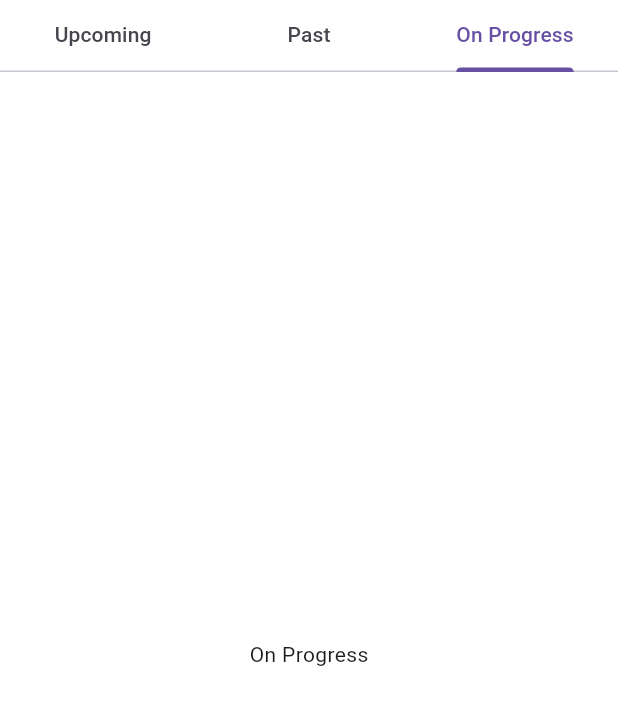
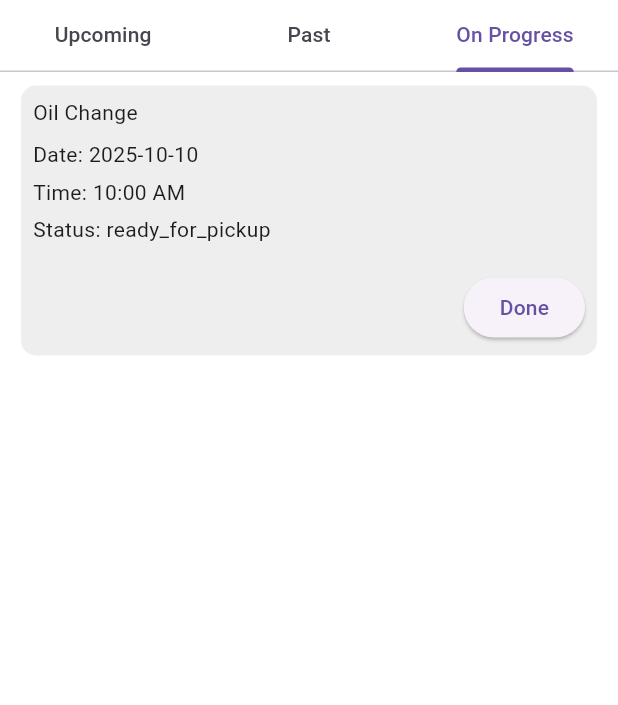
Before and after one commit to YiVon123/wms_mobile_application, a Flutter app: the SchedulePage screen opened directly, tab 3 chosen, on a phone screen of 412 x 824 dp. Shown: the top 705 px of the screen. Run offline on Flutter 3.47's test engine with Material 3 defaults, Android fonts, the light colour scheme and no system bars; our stand-ins replace curved_navigation_bar.

Commit message:
Change Event to Service Add past, on progress list and progress bar

```diff
--- a/lib/constants/colors.dart
+++ b/lib/constants/colors.dart
@@ -6,4 +6,5 @@ class AppColors {
   static const blue = Colors.blue;
   static const white = Colors.white;
   static final grey = Colors.grey[400]!;
+  static final lightGrey = Colors.grey[200]!;
 }
--- a/lib/main.dart
+++ b/lib/main.dart
@@ -1,7 +1,6 @@
 import 'package:flutter/material.dart';
-import 'package:curved_navigation_bar/curved_navigation_bar.dart';
 import 'package:provider/provider.dart';
-import 'package:wms_mobile_application/providers/event_provider.dart';
+import 'package:wms_mobile_application/providers/service_provider.dart';
 import 'screens/home_page.dart';
 import 'screens/schedule_page.dart';
 import 'screens/profile_page.dart';
@@ -13,7 +12,7 @@ void main() {
   runApp(
     ChangeNotifierProvider(
       // accessible for all pages
-        create: (context) => EventProvider(),
+        create: (context) => ServiceProvider(),
         child: const MyApp(),
     ),
   );
--- a/lib/models/event.dart
+++ b/lib/models/service.dart
@@ -1,5 +1,5 @@
 
-enum EventStatus {
+enum ServiceStatus {
   // upcoming
   pending, confirmed,
   // on progress
@@ -7,14 +7,14 @@ enum EventStatus {
   // past
   completed, cancelled}
 
-class Event{
+class Service{
   final String title;
   final String date;
   final String time;
   final DateTime dateTime;
-  EventStatus status;
+  ServiceStatus status;
 
-  Event ({
+  Service ({
     required this.title,
     required this.date,
     required this.time,
@@ -22,8 +22,8 @@ class Event{
     required this.status,
   });
 
-  void cancelEvent(){
-    status = EventStatus.cancelled;
+  void cancelservice(){
+    status = ServiceStatus.cancelled;
   }
 
 }
--- a/lib/providers/event_provider.dart
+++ /dev/null
@@ -1,85 +0,0 @@
-import 'package:flutter/material.dart';
-import 'package:wms_mobile_application/models/event.dart';
-
-class EventProvider extends ChangeNotifier {
-  final List<Event> _events = [
-    Event(
-      title: 'Car Maintenance',
-      date: '2025-01-01',
-      time: '10:00 AM',
-      dateTime: DateTime(2025, 1, 1, 10, 0),
-      status: EventStatus.completed,
-    ),
-    Event(
-      title: 'Oil Change',
-      date: '2025-01-10',
-      time: '10:00 AM',
-      dateTime: DateTime(2025, 1, 10, 10, 0),
-      status: EventStatus.ready_for_pickup,
-    ),
-    Event(
-      title: 'Tire Rotation',
-      date: '2025-01-30',
-      time: '10:00 AM',
-      dateTime: DateTime(2025, 1, 30, 10, 0),
-      status: EventStatus.pending,
-    ),
-  ];
-
-  List<Event> get events => _events;
-
-  List<Event> getUpcomingEvents() {
-    final now = DateTime.now();
-    return _events
-        .where(
-          (event) =>
-              event.dateTime.isAfter(now) &&
-              (event.status == EventStatus.pending ||
-                  event.status == EventStatus.confirmed),
-        )
-        .toList();
-  }
-
-  List<Event> getOnProgressEvents() {
-    final now = DateTime.now();
-    return _events
-        .where(
-          (event) =>
-              event.status == EventStatus.vehicle_received ||
-              event.status == EventStatus.diagnosing ||
-              event.status == EventStatus.in_progress ||
-              event.status == EventStatus.ready_for_pickup,
-        )
-        .toList();
-  }
-
-  List<Event> getPastEvents() {
-    final now = DateTime.now();
-    return _events
-        .where(
-          (event) =>
-              event.status == EventStatus.completed ||
-              event.status == EventStatus.cancelled,
-        )
-        .toList();
-  }
-
-  void addEvent(Event event) {
-    _events.add(event);
-    notifyListeners();
-  }
-
-  // getNotificationEvents()
-
-
-  // Method to update event status (e.g., cancel)
-  // void cancelEvent(String eventId) {
-  //   final index = _events.indexWhere((event) => event.id == eventId);
-  //   if (index != -1) {
-  //     _events[index].cancelEvent(); // Call the cancel method on the event object
-  //     notifyListeners(); // Notify listeners to rebuild UI
-  //   }
-  // }
-
-
-}
--- /dev/null
+++ b/lib/providers/service_provider.dart
@@ -0,0 +1,101 @@
+import 'package:flutter/material.dart';
+import 'package:wms_mobile_application/models/service.dart';
+
+class ServiceProvider extends ChangeNotifier {
+  final List<Service> _services = [
+    Service(
+      title: 'Car Maintenance',
+      date: '2025-08-01',
+      time: '10:00 AM',
+      // year month day hour min sec
+      dateTime: DateTime(2025, 8, 1, 10, 0),
+      status: ServiceStatus.completed,
+    ),
+    Service(
+      title: 'Oil Change',
+      date: '2025-10-10',
+      time: '10:00 AM',
+      dateTime: DateTime(2025, 10, 10, 10, 0),
+      status: ServiceStatus.ready_for_pickup,
+    ),
+    Service(
+      title: 'Tire Rotation',
+      date: '2025-10-30',
+      time: '10:00 AM',
+      dateTime: DateTime(2025, 10, 30, 10, 0),
+      status: ServiceStatus.pending,
+    ),
+    Service(
+      title: 'Oil Change',
+      date: '2025-10-10',
+      time: '10:00 AM',
+      dateTime: DateTime(2025, 10, 10, 10, 0),
+      status: ServiceStatus.confirmed,
+    ),
+    Service(
+      title: 'Oil Change',
+      date: '2025-9-10',
+      time: '10:00 AM',
+      dateTime: DateTime(2025, 9, 10, 10, 0),
+      status: ServiceStatus.confirmed,
+    ),
+
+  ];
+
+  List<Service> get services => _services;
+
+  List<Service> getUpcomingServices() {
+    final now = DateTime.now();
+    return _services
+        .where(
+          (service) =>
+              service.dateTime.isAfter(now) &&
+              (service.status == ServiceStatus.pending ||
+                  service.status == ServiceStatus.confirmed),
+        )
+        .toList();
+  }
+
+  List<Service> getOnProgressServices() {
+    return _services
+        .where(
+          (service) =>
+              service.status == ServiceStatus.vehicle_received ||
+              service.status == ServiceStatus.diagnosing ||
+              service.status == ServiceStatus.in_progress ||
+              service.status == ServiceStatus.ready_for_pickup,
+        )
+        .toList();
+  }
+
+  List<Service> getPastServices() {
+    final now = DateTime.now();
+    return _services
+        .where(
+          (service) =>
+          service.dateTime.isBefore(now) &&
+              (service.status == ServiceStatus.completed ||
+              service.status == ServiceStatus.cancelled),
+        )
+        .toList();
+  }
+
+  void addService(Service service) {
+    _services.add(service);
+    notifyListeners();
+  }
+
+  // getNotificationservices()
+
+
+  // Method to update service status (e.g., cancel)
+  // void cancelservice(String serviceId) {
+  //   final index = _services.indexWhere((service) => service.id == serviceId);
+  //   if (index != -1) {
+  //     _services[index].cancelservice(); // Call the cancel method on the service object
+  //     notifyListeners(); // Notify listeners to rebuild UI
+  //   }
+  // }
+
+
+}
--- a/lib/screens/schedule_page.dart
+++ b/lib/screens/schedule_page.dart
@@ -1,8 +1,7 @@
 import 'package:flutter/material.dart';
-import 'package:provider/provider.dart';
-import 'package:wms_mobile_application/providers/event_provider.dart';
-import 'package:wms_mobile_application/models/event.dart';
 import 'package:wms_mobile_application/constants/colors.dart';
+import 'package:wms_mobile_application/widgets/PastServicesLists.dart';
+import 'package:wms_mobile_application/widgets/OnProgressServicesList.dart';
 
 class SchedulePage extends StatefulWidget {
   const SchedulePage({super.key});
@@ -21,9 +20,9 @@ class _SchedulePageState extends State<SchedulePage> {
 
   @override
   Widget build(BuildContext context) {
-    final eventProvider = Provider.of<EventProvider>(
-      context,
-    ); // Access EventProvider
+    // final serviceProvider = Provider.of<ServiceProvider>(
+    //   context,
+    // ); // Access serviceProvider
     return Scaffold(
       appBar: null,
       backgroundColor: AppColors.white,
@@ -32,22 +31,16 @@ class _SchedulePageState extends State<SchedulePage> {
         child: SafeArea(
           child: Column(
             children: [
-                TabBar(
-                    tabs: myTabs,
-                ),
+              TabBar(tabs: myTabs),
 
               // Content of each tab bar
               Expanded(
                 child: TabBarView(
                   children: [
-                          Center(
+                    Center(),
 
-                              ),
-
-
-
-                          Center(child: Text('Past')),
-                          Center(child: Text('On Progress')),
+                    Center(child: PastServicesList()),
+                    Center(child: OnProgressServicesList()),
                   ],
                 ),
               ),
--- /dev/null
+++ b/lib/widgets/OnProgressServicesList.dart
@@ -0,0 +1,21 @@
+import 'package:flutter/material.dart';
+import 'package:provider/provider.dart';
+import 'package:wms_mobile_application/providers/service_provider.dart';
+import 'package:wms_mobile_application/widgets/service_card.dart';
+
+class OnProgressServicesList extends StatelessWidget {
+  const OnProgressServicesList({super.key});
+
+  @override
+  Widget build(BuildContext context) {
+    final serviceProvider = Provider.of<ServiceProvider>(context);
+    final onProgressList = serviceProvider.getOnProgressServices();
+
+    return ListView.builder(
+      itemCount: onProgressList.length,
+      itemBuilder: (context, index) {
+        return ServiceCard(service: onProgressList[index]);
+      },
+    );
+  }
+}
--- /dev/null
+++ b/lib/widgets/PastServicesLists.dart
@@ -0,0 +1,23 @@
+import 'package:flutter/material.dart';
+import 'package:provider/provider.dart';
+import 'package:wms_mobile_application/providers/service_provider.dart';
+import 'package:wms_mobile_application/widgets/service_card.dart';
+import 'package:wms_mobile_application/models/service.dart';
+
+class PastServicesList extends StatelessWidget {
+  const PastServicesList({super.key});
+
+  @override
+  Widget build(BuildContext context) {
+    final serviceProvider = Provider.of<ServiceProvider>(context);
+
+    final List<Service> pastList = serviceProvider.getPastServices();
+
+    return ListView.builder(
+      itemCount: pastList.length,
+      itemBuilder: (context, index) {
+        return ServiceCard(service: pastList[index]);
+      },
+    );
+  }
+}
--- /dev/null
+++ b/lib/widgets/service_card.dart
@@ -0,0 +1,119 @@
+import 'package:flutter/material.dart';
+import 'package:wms_mobile_application/models/service.dart';
+import 'package:wms_mobile_application/constants/colors.dart';
+
+class ServiceCard extends StatelessWidget {
+  final Service service;
+
+  const ServiceCard({super.key, required this.service});
+
+  // Status for On progress Service
+  bool get isOnProgress => [
+    ServiceStatus.vehicle_received,
+    ServiceStatus.diagnosing,
+    ServiceStatus.in_progress,
+    ServiceStatus.ready_for_pickup,
+  ].contains(service.status);
+
+  @override
+  Widget build(BuildContext context){
+    return Container(
+      width: 320,
+      margin: EdgeInsets.symmetric(horizontal: 10, vertical: 5),
+      child: Card(
+        color: AppColors.lightGrey,
+        elevation: 0,
+        shape: RoundedRectangleBorder(
+          borderRadius: BorderRadius.all(
+            Radius.circular(10),
+          ),
+        ),
+        child: Padding(
+          padding: EdgeInsets.all(8.0),
+          child: Column(
+            crossAxisAlignment: CrossAxisAlignment.start,
+            children: [
+
+              // Design for Past Service and On Progress Service
+              Text(service.title),
+              SizedBox(height: 8),
+              Text('Date: ${service.date}'),
+              SizedBox(height: 5),
+              Text('Time: ${service.time}'),
+              SizedBox(height: 5),
+              Text('Status: ${service.status.toString().split('.').last}'),
+
+              // If it is On Progress service, create status progress bar
+              if(isOnProgress)...[
+                SizedBox(height: 12),
+                _buildProgressBar(service.status),
+                SizedBox(height: 6),
+                _buildProgressLabels(),
+              ],
+
+              // if status is ready_for_pickup, create done button
+              if (service.status == ServiceStatus.ready_for_pickup)
+                Align(
+                  alignment: Alignment.bottomRight,
+                  child: ElevatedButton(
+                    onPressed: () {
+
+                    },
+                    child: const Text('Done'),
+                  ),
+                ),
+            ],
+          ),
+        ),
+      ),
+    );
+  }
+
+  // progress bar
+  Widget _buildProgressBar(ServiceStatus currentStatus) {
+    // const stages = [
+    //   ServiceStatus.vehicle_received,
+    //   ServiceStatus.diagnosing,
+    //   ServiceStatus.in_progress,
+    //   ServiceStatus.ready_for_pickup,
+    // ];
+
+    // final currentIndex = stages.indexOf(currentStatus);
+
+      return Row(
+        // children: List.generate(stages.length, (index) {
+        //   bool isActive = index <= currentIndex;
+        //   return Expanded(
+        //     child: Row(
+        //       children: [
+        //         CircleAvatar(
+        //           radius: 10,
+        //           backgroundColor: isActive ? Colors.green : Colors.grey,
+        //           child: Text('${index + 1}',
+        //               style: TextStyle(fontSize: 10, color: Colors.white)),
+        //         ),
+        //         if (index != stages.length - 1)
+        //           Expanded(
+        //             child: Container(
+        //               height: 2,
+        //               color: isActive ? Colors.green : Colors.grey,
+        //             ),
+        //           ),
+        //       ],
+        //     ),
+        //   );
+        // }),
+      );
+  }
+
+  //Build stage labels like: Received | Diagnosing | ...
+  Widget _buildProgressLabels() {
+    // const labels = ['Received', 'Diagnosing', 'In Progress', 'Pickup'];
+    return Row(
+      // mainAxisAlignment: MainAxisAlignment.spaceBetween,
+      // children: labels
+      //     .map((label) => Text(label, style: TextStyle(fontSize: 10)))
+      //     .toList(),
+    );
+  }
+}
```
Also changed, not shown: lib/widgets/ServiceProgressBar.dart (added), lib/widgets/service_event_cart.dart (deleted), lib/widgets/try.dart (deleted). Lines whose indentation alone changed are shown as unchanged.
